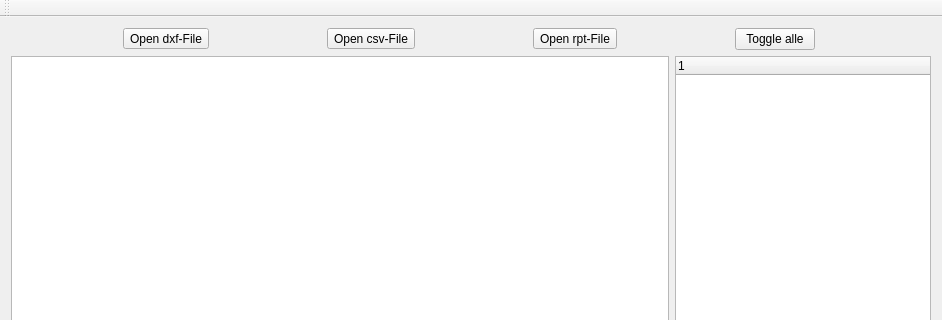
Old version of the form mainwindow.ui in the repository krofta/PnP; both pictures show x 0 to 942 and y 0 to 320 of the 942 by 602 pixel window.
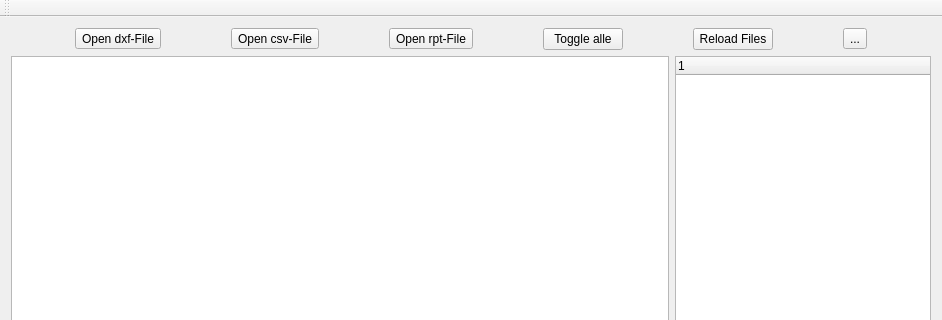
New version of the form. Icons and pictures are not drawn. Custom widgets are drawn as their Qt base class.

Commit message: Color Picker hinzugefügt, Settings in ini-File, Reload Files Button

What changed in the file:
```diff
--- a/mainwindow.ui
+++ b/mainwindow.ui
@@ -63,6 +63,30 @@
         </property>
        </widget>
       </item>
+      <item>
+       <widget class="QPushButton" name="reloadButton">
+        <property name="sizePolicy">
+         <sizepolicy hsizetype="Fixed" vsizetype="Fixed">
+          <horstretch>0</horstretch>
+          <verstretch>0</verstretch>
+         </sizepolicy>
+        </property>
+        <property name="text">
+         <string>Reload Files</string>
+        </property>
+       </widget>
+      </item>
+      <item>
+       <widget class="ColorPickerToolButton" name="toolButton">
+        <property name="text">
+         <string>...</string>
+        </property>
+        <property name="icon">
+         <iconset resource="icons.qrc">
+          <normaloff>:/color_wheel.png</normaloff>:/color_wheel.png</iconset>
+        </property>
+       </widget>
+      </item>
      </layout>
     </item>
     <item>
@@ -121,7 +145,12 @@
   <customwidget>
    <class>DXFSceneView</class>
    <extends>QGraphicsView</extends>
-   <header>dxfsceneview.h</header>
+   <header>src/dxfsceneview.h</header>
+  </customwidget>
+  <customwidget>
+   <class>ColorPickerToolButton</class>
+   <extends>QToolButton</extends>
+   <header>ColorPickerToolButton.h</header>
   </customwidget>
  </customwidgets>
  <resources/>
```
Left out of the diff: 4 changed lines with no effect on the pictures. The commit also changes 11 other files.
